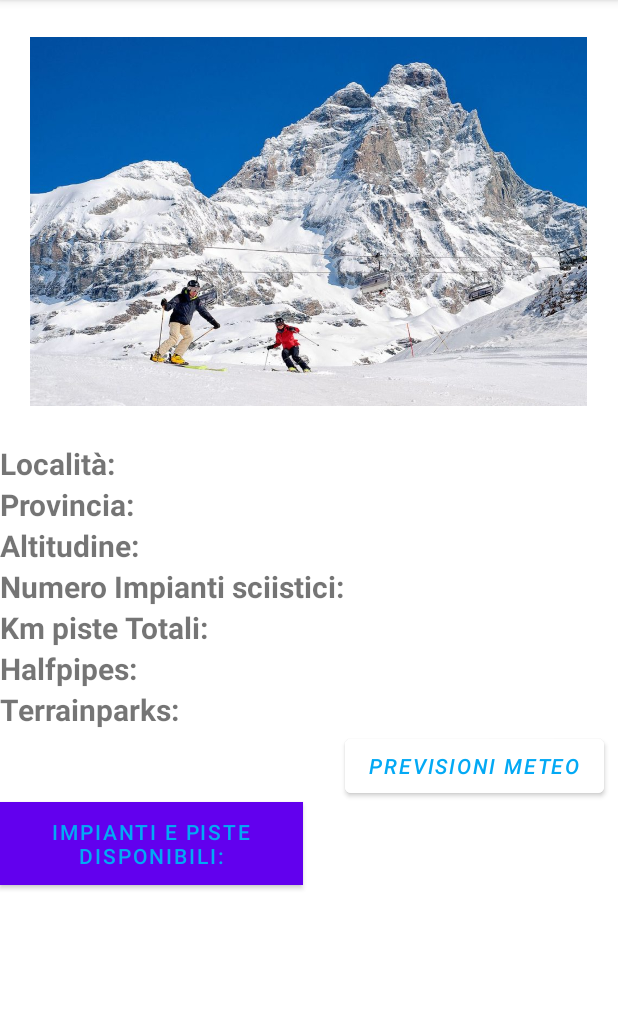
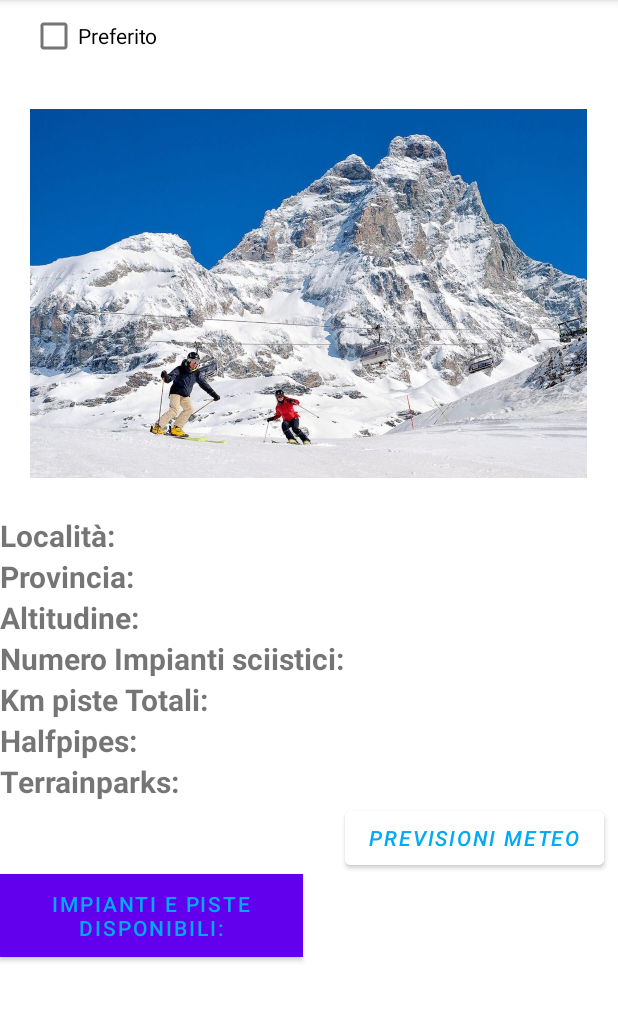
Before and after one commit to alexzab83/SkyItalyMobile, an Android app: the SkiResortDetail screen opened directly, with no data from a screen before it, on a phone screen of 412 x 824 dp, the part 84-1106 px from its top. Run offline under Robolectric (Android 15) with nearby library versions, the phone set to English and light mode, and no system bars; our stand-ins replace Picasso, data binding; network calls fail; pictures from the network do not load; 4 statements that could not run were skipped.

Commit message:
Gestione favoriti

```diff
--- a/app/src/main/java/it/pietrantuono/skyitaly/ui/LoginActivity.java
+++ b/app/src/main/java/it/pietrantuono/skyitaly/ui/LoginActivity.java
@@ -33,6 +33,11 @@ public class LoginActivity extends BaseActivity implements ILoginCallback {
         setContentView(view);     //
         viewModel = new SkiResortViewModel(this);
         //leggere ciò che è stato scritto nel campo password
+        User loggedUser = PreferencesUtils.getUser(this);
+        if (loggedUser != null) {
+            startActivity(new Intent(this, SkiMapListActivity.class));
+            return;
+        }
         binding.btnLogin.setOnClickListener(new View.OnClickListener() {
             @Override
             public void onClick(View v) {
--- a/app/src/main/java/it/pietrantuono/skyitaly/ui/SkiMapFragment.java
+++ b/app/src/main/java/it/pietrantuono/skyitaly/ui/SkiMapFragment.java
@@ -51,6 +51,12 @@ public class SkiMapFragment extends BaseFragment implements ISkiResortCallback,
         adapter.setSkiResortList(skiResortList);
         binding.skiResortRecycle.setAdapter(adapter);
         binding.skiResortRecycle.setLayoutManager(new LinearLayoutManager(getActivity()));
+
+    }
+
+    @Override
+    public void onResume() {
+        super.onResume();
         viewModel.getSkiResort(this, type);
         adapter.setActionInterface(this);
     }
--- a/app/src/main/java/it/pietrantuono/skyitaly/ui/SkiResortDetail.java
+++ b/app/src/main/java/it/pietrantuono/skyitaly/ui/SkiResortDetail.java
@@ -3,30 +3,36 @@ package it.pietrantuono.skyitaly.ui;
 import android.content.Intent;
 import android.os.Bundle;
 import android.view.View;
+import android.widget.CompoundButton;
 
 import com.google.gson.Gson;
 import com.squareup.picasso.Picasso;
 
 import it.pietrantuono.skyitaly.databinding.ActivityDetailSkiresortBinding;
 import it.pietrantuono.skyitaly.databinding.ActivitySkymapBinding;
+import it.pietrantuono.skyitaly.network.SkiResortCaller;
 import it.pietrantuono.skyitaly.network.model.SkiResort;
+import it.pietrantuono.skyitaly.ui.viewmodel.SkiResortViewModel;
+import it.pietrantuono.skyitaly.utils.PreferencesUtils;
 
 public class SkiResortDetail extends BaseActivity{
 
     private ActivityDetailSkiresortBinding binding;
+    private SkiResort skiResort;
+    private SkiResortViewModel viewModel;
 
-    private SkiResort skiResort;
     @Override
     protected void onCreate(Bundle savedInstanceState) {
         super.onCreate(savedInstanceState);
 
        binding = ActivityDetailSkiresortBinding.inflate(getLayoutInflater());
        getDataIntent();
+       viewModel = new SkiResortViewModel(this);
        setTitle(skiResort.getLocation());
        binding.setSkiresort(skiResort);
        setContentView(binding.getRoot());
-        Picasso.get().load(skiResort.getUrl().trim()).into(binding.imgSkiresort);
-        binding.btnPlantList.setOnClickListener(new View.OnClickListener() {
+       Picasso.get().load(skiResort.getUrl().trim()).into(binding.imgSkiresort);
+       binding.btnPlantList.setOnClickListener(new View.OnClickListener() {
             @Override
             public void onClick(View view) {
                 Intent i = new Intent(view.getContext(), PlantActivity.class);
@@ -36,6 +42,14 @@ public class SkiResortDetail extends BaseActivity{
                 startActivity(i);
             }
         });
+       binding.cbFavorite.setOnCheckedChangeListener(new CompoundButton.OnCheckedChangeListener() {
+           @Override
+           public void onCheckedChanged(CompoundButton compoundButton, boolean b) {
+               SkiResortCaller caller = new SkiResortCaller(SkiResortDetail.this);
+               caller.addRemoveFavorite(PreferencesUtils.getUser(SkiResortDetail.this).getId(), skiResort.getIdSkiMap(), b);
+           }
+       });
+       binding.cbFavorite.setChecked(skiResort.isFavorite());
     }
 
     private void getDataIntent(){
--- a/app/src/main/java/it/pietrantuono/skyitaly/utils/PreferencesUtils.java
+++ b/app/src/main/java/it/pietrantuono/skyitaly/utils/PreferencesUtils.java
@@ -16,8 +16,9 @@ public class PreferencesUtils {
     }
     public static User getUser(Context c){
         SharedPreferences preferences = getPref(c);
-        User user = new User();
-        user.setEmail(preferences.getString(PREF_EMAIL, ""));
+        String json = preferences.getString("user_skiresort", "");
+        if (json.equals("")) return null;
+        User user = new Gson().fromJson(json, User.class);
         return user;
     }
 
--- a/app/src/main/res/layout/activity_detail_skiresort.xml
+++ b/app/src/main/res/layout/activity_detail_skiresort.xml
@@ -5,7 +5,7 @@
 
         <variable
             name="skiresort"
-            type="it.pietrantuono.skyitaly.network.model.SkiResorts" />
+            type="it.pietrantuono.skyitaly.network.model.SkiResort" />
     </data>
 
      <LinearLayout
@@ -13,6 +13,12 @@
         android:layout_height="match_parent"
         android:orientation="vertical">
 
+        <CheckBox
+            android:id="@+id/cb_favorite"
+            android:layout_width="wrap_content"
+            android:layout_height="wrap_content"
+            android:layout_marginLeft="20dp"
+            android:text="Preferito"/>
 
 
         <ImageView
```
Also changed, not shown: app/src/main/java/it/pietrantuono/skyitaly/network/SkiResortCaller.java (+6 -4 lines), app/src/main/java/it/pietrantuono/skyitaly/ui/adapter/PlantExpandableAdapter.java (+40 -4 lines), app/src/main/java/it/pietrantuono/skyitaly/ui/viewmodel/SkiResortViewModel.java (+7 -1 lines), app/src/main/res/layout/item_plant_slope.xml (added, +21 -0 lines).
